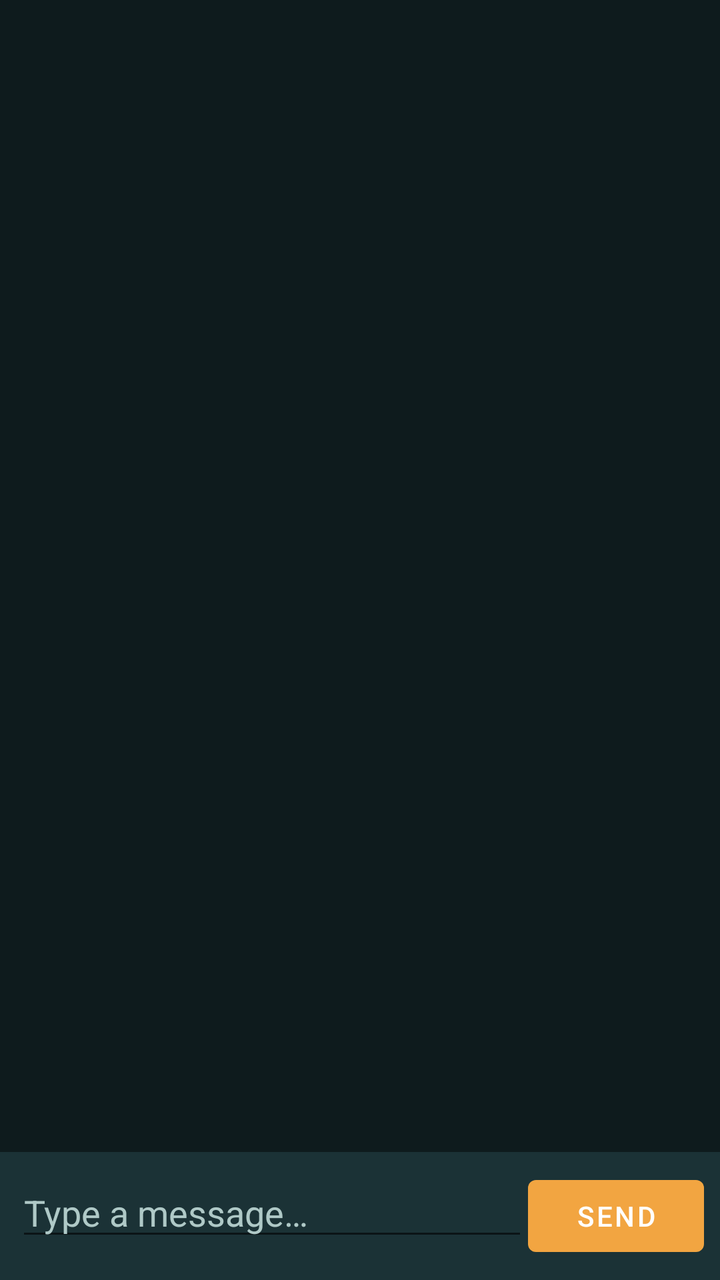
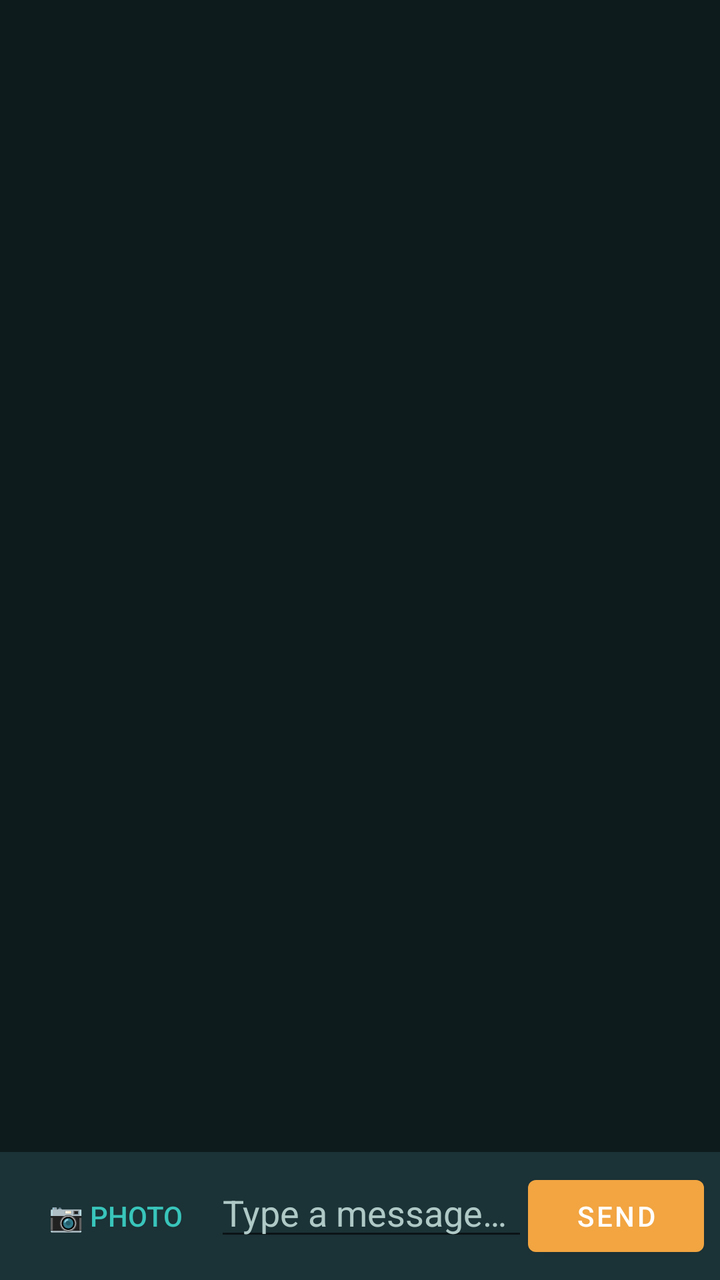

Compare the two renders of this Android layout. The source of the first and the diff that turns it into the second are given below.
<!-- AndroidManifest.xml: application theme Theme.FindMe -->
<!-- res/layout/fragment_group_chat.xml -->
<?xml version="1.0" encoding="utf-8"?>
<LinearLayout xmlns:android="http://schemas.android.com/apk/res/android"
    android:layout_width="match_parent"
    android:layout_height="match_parent"
    android:orientation="vertical">

    <androidx.recyclerview.widget.RecyclerView
        android:id="@+id/groupChatList"
        android:layout_width="match_parent"
        android:layout_height="0dp"
        android:layout_weight="1"
        android:clipToPadding="false"
        android:padding="8dp" />

    <LinearLayout
        android:layout_width="match_parent"
        android:layout_height="wrap_content"
        android:orientation="horizontal"
        android:padding="8dp"
        android:background="@color/sand_700">

        <EditText
            android:id="@+id/groupChatInput"
            android:layout_width="0dp"
            android:layout_height="wrap_content"
            android:layout_weight="1"
            android:hint="@string/chat_hint"
            android:textColor="@color/white"
            android:textColorHint="@color/sand_300"
            android:inputType="text" />

        <Button
            android:id="@+id/groupChatSendButton"
            android:layout_width="wrap_content"
            android:layout_height="wrap_content"
            android:text="@string/send" />
    </LinearLayout>

</LinearLayout>
<!-- resources referenced by this layout -->
<resources>
  <color name="sand_300">#AFC9C7</color>
  <color name="sand_700">#1B3236</color>
  <color name="white">#FFFFFF</color>
  <string name="chat_hint">Type a message…</string>
  <string name="send">Send</string>
  <style name="Theme.FindMe" parent="Theme.MaterialComponents.DayNight.NoActionBar">
          <item name="colorPrimary">@color/amber_500</item>
          <item name="colorPrimaryDark">@color/sand_900</item>
          <item name="colorAccent">@color/teal_400</item>
          <item name="android:statusBarColor" tools:targetApi="21">@color/sand_900</item>
          <item name="android:windowBackground">@color/sand_900</item>
      </style>
  <color name="amber_500">#F2A541</color>
  <color name="sand_900">#0E1B1D</color>
  <color name="teal_400">#39C5BB</color>
</resources>

<!-- the commit's change to res/layout/fragment_group_chat.xml (unified diff, before → after) -->
@@ -15,25 +15,64 @@
     <LinearLayout
         android:layout_width="match_parent"
         android:layout_height="wrap_content"
-        android:orientation="horizontal"
+        android:orientation="vertical"
         android:padding="8dp"
         android:background="@color/sand_700">
 
-        <EditText
-            android:id="@+id/groupChatInput"
-            android:layout_width="0dp"
+        <LinearLayout
+            android:id="@+id/groupChatPhotoPreviewRow"
+            android:layout_width="match_parent"
             android:layout_height="wrap_content"
-            android:layout_weight="1"
-            android:hint="@string/chat_hint"
-            android:textColor="@color/white"
-            android:textColorHint="@color/sand_300"
-            android:inputType="text" />
+            android:orientation="horizontal"
+            android:gravity="center_vertical"
+            android:visibility="gone">
 
-        <Button
-            android:id="@+id/groupChatSendButton"
-            android:layout_width="wrap_content"
+            <ImageView
+                android:id="@+id/groupChatPhotoPreview"
+                android:layout_width="48dp"
+                android:layout_height="48dp"
+                android:layout_marginEnd="8dp"
+                android:background="@color/sand_900"
+                android:scaleType="centerCrop" />
+
+            <Button
+                android:id="@+id/clearGroupChatPhotoButton"
+                style="?android:attr/borderlessButtonStyle"
+                android:layout_width="wrap_content"
+                android:layout_height="wrap_content"
+                android:text="@string/remove_photo"
+                android:textColor="@color/amber_500" />
+        </LinearLayout>
+
+        <LinearLayout
+            android:layout_width="match_parent"
             android:layout_height="wrap_content"
-            android:text="@string/send" />
+            android:orientation="horizontal">
+
+            <Button
+                android:id="@+id/attachGroupChatPhotoButton"
+                style="?android:attr/borderlessButtonStyle"
+                android:layout_width="wrap_content"
+                android:layout_height="wrap_content"
+                android:text="@string/attach_photo"
+                android:textColor="@color/teal_400" />
+
+            <EditText
+                android:id="@+id/groupChatInput"
+                android:layout_width="0dp"
+                android:layout_height="wrap_content"
+                android:layout_weight="1"
+                android:hint="@string/chat_hint"
+                android:textColor="@color/white"
+                android:textColorHint="@color/sand_300"
+                android:inputType="text" />
+
+            <Button
+                android:id="@+id/groupChatSendButton"
+                android:layout_width="wrap_content"
+                android:layout_height="wrap_content"
+                android:text="@string/send" />
+        </LinearLayout>
     </LinearLayout>
 
 </LinearLayout>
<!-- resource entries referenced after the edit -->
@@ -3,7 +3,9 @@
   <color name="sand_300">#AFC9C7</color>
   <color name="sand_700">#1B3236</color>
   <color name="white">#FFFFFF</color>
+  <string name="attach_photo">📷 Photo</string>
   <string name="chat_hint">Type a message…</string>
+  <string name="remove_photo">Remove photo</string>
   <string name="send">Send</string>
   <style name="Theme.FindMe" parent="Theme.MaterialComponents.DayNight.NoActionBar">
           <item name="colorPrimary">@color/amber_500</item>
